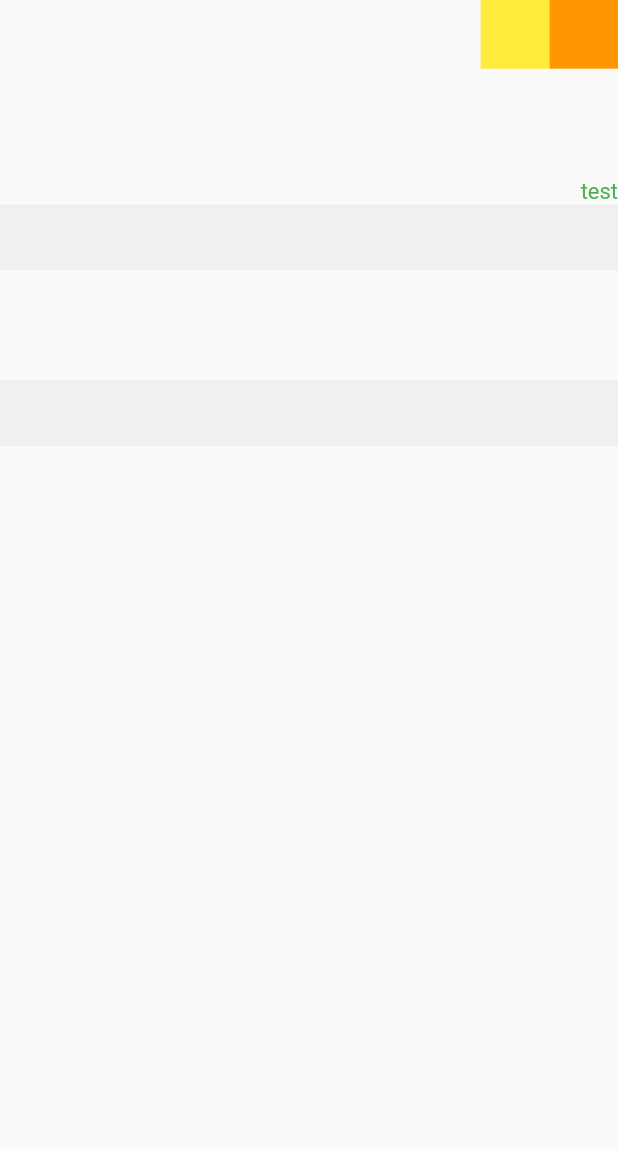
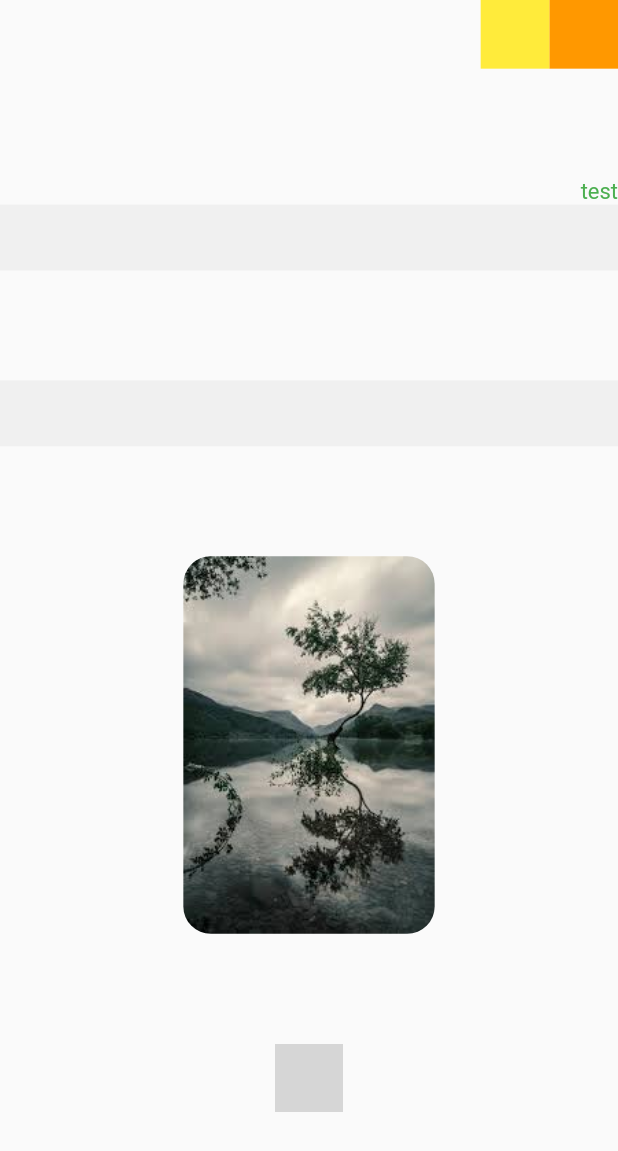
Before and after one commit to hosnatadayoni/drag_element, a Flutter app: the screen it shows after launch, on a phone screen of 412 x 824 dp. Shown: the top 1151 px of the screen. Run offline on Flutter 3.47's test engine with Material 2 defaults, Android fonts, the phone set to English and light mode, and no system bars; our stand-ins replace flutter_svg, get, responsive_framework; network calls fail; Roboto replaces fonts that are missing (IRANSanse); grey boxes are pictures that could not be loaded.

Commit message:
add component image

```diff
--- /dev/null
+++ b/lib/Logic/Models/deImg.dart
@@ -0,0 +1,43 @@
+import 'dart:ui';
+
+class DeImgModel{
+  String path;
+  double? width,height,radius;
+  Color? color;
+  Function? onClick;
+  bool isNetwork;
+
+  DeImgModel({
+    required this.path,
+    this.width,
+    this.height,
+    this.radius,
+    this.color,
+    this.onClick,
+    this.isNetwork = false ,
+});
+
+  factory DeImgModel.fromJson(Map<String, dynamic> json) {
+    return DeImgModel(
+      path: json['path'] as String,
+      width: json['width'] as double,
+      height: json['height'] as double,
+      radius: json['radius'] as double,
+      color: json['color'] as Color,
+      onClick: json['onClick'],
+      isNetwork: json['isNetwork'] as bool
+    );
+  }
+
+  Map<String, dynamic> toJson() {
+    return {
+      'path': path,
+      'width': width,
+      'height': height,
+      'radius': radius,
+      'color' : color,
+      'isNetwork' : isNetwork,
+    };
+  }
+
+}
--- /dev/null
+++ b/lib/Public/images.dart
@@ -0,0 +1,4 @@
+const String loginSvg = 'assets/images/logo.svg';
+const String test = 'assets/images/PictureAndText.jpg';
+const String striped = 'assets/images/test.jpg';
+const String imgeTest = 'assets/images/images.jpg';
--- /dev/null
+++ b/lib/UI/Componenets/deImg.dart
@@ -0,0 +1,39 @@
+import 'package:drag_element/Logic/Models/deImg.dart';
+import 'package:flutter/cupertino.dart';
+import 'package:flutter/material.dart';
+import 'package:flutter_svg/flutter_svg.dart';
+
+class DeImg extends StatelessWidget {
+  DeImgModel ImgModel;
+   DeImg({ required this.ImgModel});
+
+  @override
+  Widget build(BuildContext context) {
+    return InkWell(
+      onTap: this.ImgModel.onClick==null?null:(){
+        this.ImgModel.onClick!();
+      },
+      child:Center(
+        child: Container(
+            width: this.ImgModel.width,
+            height: this.ImgModel.height,
+            decoration: BoxDecoration(
+                borderRadius:BorderRadius.circular(this.ImgModel.radius??0)
+            ),
+            child:ClipRRect(
+              borderRadius: BorderRadius.circular(this.ImgModel.radius??0),
+              child:
+              this.ImgModel.path.split('.').last=='svg'?
+              this.ImgModel.isNetwork?
+              SvgPicture.network(this.ImgModel.path,color: this.ImgModel.color,fit: this.ImgModel.width==null || this.ImgModel.height==null?BoxFit.contain:BoxFit.fill):
+              SvgPicture.asset(this.ImgModel.path,color: this.ImgModel.color,fit: this.ImgModel.width==null || this.ImgModel.height==null?BoxFit.contain:BoxFit.fill,) :
+              this.ImgModel.isNetwork?
+              Image.network(this.ImgModel.path,fit: this.ImgModel.width==null || this.ImgModel.height==null?BoxFit.contain:BoxFit.fill) :
+              Image.asset(this.ImgModel.path,fit: this.ImgModel.width==null || this.ImgModel.height==null?BoxFit.contain:BoxFit.fill),
+            )
+        ),
+      ),
+
+    );
+  }
+}
--- a/lib/UI/Views/test.dart
+++ b/lib/UI/Views/test.dart
@@ -1,7 +1,10 @@
+import 'package:drag_element/Logic/Models/deImg.dart';
 import 'package:drag_element/Logic/Models/deInput.dart';
 import 'package:drag_element/Logic/Models/deSizedBox.dart';
 import 'package:drag_element/Logic/Models/deText.dart';
+import 'package:drag_element/Public/images.dart';
 import 'package:drag_element/UI/Componenets/deContainer.dart';
+import 'package:drag_element/UI/Componenets/deImg.dart';
 import 'package:drag_element/UI/Componenets/deInput.dart';
 import 'package:drag_element/UI/Componenets/deSizedBox.dart';
 import 'package:drag_element/UI/Componenets/deText.dart';
@@ -16,6 +19,7 @@ class TestPage extends StatelessWidget {
     return Scaffold(
       body: Container(
         width: size.width,
+        child: SingleChildScrollView(
           child: Column(
             crossAxisAlignment: CrossAxisAlignment.start,
             children: [
@@ -51,7 +55,28 @@ class TestPage extends StatelessWidget {
                 height: 80,
               )),
               DeInput(InputModel: DeInputModel(fontSize: 30)),
+              DeSizedBox(
+                  SizedBoxModel: DeSizedBoxModel(
+                height: 80,
+              )),
+              DeImg(
+                ImgModel: DeImgModel(path: imgeTest, radius: 20),
+              ),
+              DeSizedBox(
+                  SizedBoxModel: DeSizedBoxModel(
+                height: 80,
+              )),
+              DeImg(
+                ImgModel: DeImgModel(
+                    path:
+                        'https://images.unsplash.com/photo-1514888286974-6c03e2ca1dba',
+                    radius: 20,
+                    isNetwork: true,
+                    width: 50,
+                    height: 50),
+              ),
             ],
+          ),
         ),
       ),
     );
--- a/pubspec.yaml
+++ b/pubspec.yaml
@@ -35,6 +35,7 @@ dependencies:
   get: ^4.6.5
   responsive_framework: ^0.2.0
   connectivity_plus: ^5.0.2
+  flutter_svg: ^1.0.3
 
 
   # The following adds the Cupertino Icons font to your application.
```
Also changed, not shown: pubspec.lock. Lines whose indentation alone changed are shown as unchanged.
